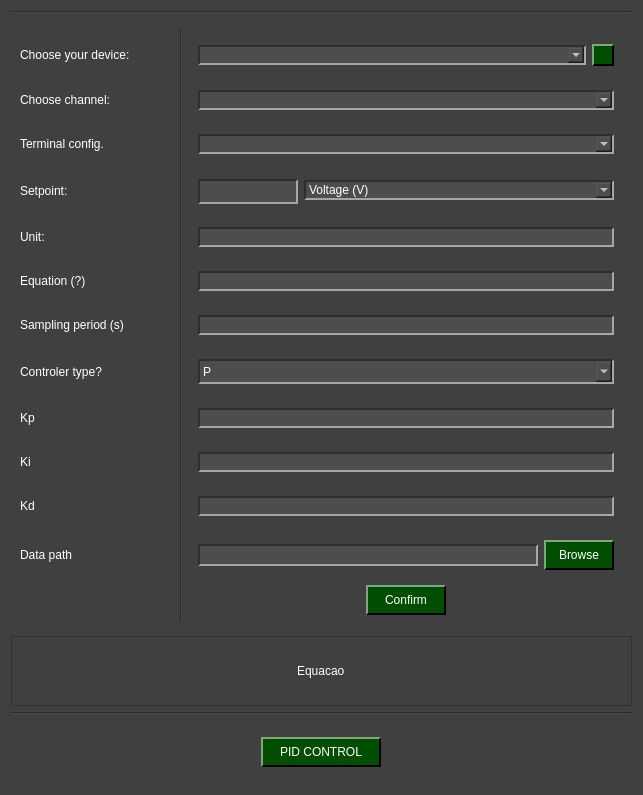
Above: pydaq/uis/PyDAQ_pid_control_NIDAQ_widget.ui from CayoRw/pydaq before the change. Below: the same form after it.
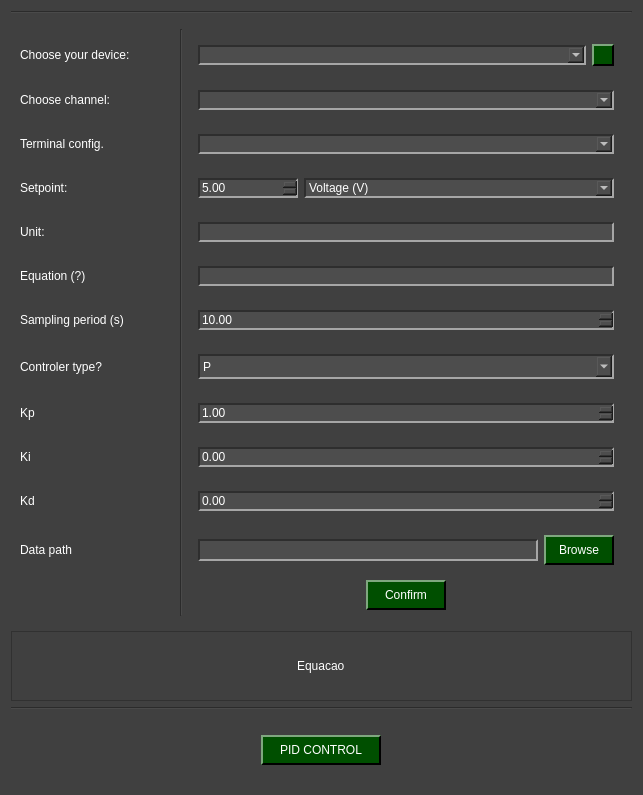
That is the form after the change. Icons and pictures are not drawn.

The edit to the form file:
```diff
--- a/pydaq/uis/PyDAQ_pid_control_NIDAQ_widget.ui
+++ b/pydaq/uis/PyDAQ_pid_control_NIDAQ_widget.ui
@@ -253,6 +253,56 @@
 	border: 2px solid rgb(255, 255, 255);
 }
 
+
+QDoubleSpinBox{
+	background-color: rgb(77, 77, 77);
+	
+	border-top: 1.5px solid rgb(46, 46, 46);
+	border-left: 1.5px solid rgb(46, 46, 46);
+
+	border-bottom: 1.5px solid rgb(166, 166, 166);
+	border-right: 1.5px solid rgb(166, 166, 166);
+}
+
+QDoubleSpinBox::up-button{
+    image: url(:/imgs/imgs/drop_up_arrow.png);
+	width: 11px;
+
+	background-color: rgb(0, 79, 0);
+	border-top: 1.5px solid rgb(127, 167, 127);
+	border-left: 1.5px solid rgb(127, 167, 127);
+
+	border-bottom: 1.5px solid rgb(0, 0, 0);
+	border-right: 1.5px solid rgb(0, 0, 0);
+}
+
+QDoubleSpinBox::up-button:pressed{
+	border: 2px solid rgb(255, 255, 255);
+}
+
+QDoubleSpinBox::up-button:hover{
+	background-color: rgb(0, 50, 0);
+}
+
+QDoubleSpinBox::down-button{
+    image: url(:/imgs/imgs/drop_down_arrow.png);
+	width: 11px;
+
+	background-color: rgb(0, 79, 0);
+	border-top: 1.5px solid rgb(127, 167, 127);
+	border-left: 1.5px solid rgb(127, 167, 127);
+
+	border-bottom: 1.5px solid rgb(0, 0, 0);
+	border-right: 1.5px solid rgb(0, 0, 0);
+}
+
+QDoubleSpinBox::down-button:pressed{
+	border: 2px solid rgb(255, 255, 255);
+}
+
+QDoubleSpinBox::down-button:hover{
+	background-color: rgb(0, 50, 0);
+}
 </string>
   </property>
   <layout class="QGridLayout" name="gridLayout">
@@ -308,24 +358,21 @@
        <widget class="QWidget" name="widget_setpoint" native="true">
         <layout class="QHBoxLayout" name="horizontalLayout_3">
          <item>
-          <widget class="QLineEdit" name="lineEdit_setpoint">
-           <property name="sizePolicy">
-            <sizepolicy hsizetype="Expanding" vsizetype="Fixed">
-             <horstretch>0</horstretch>
-             <verstretch>0</verstretch>
-            </sizepolicy>
-           </property>
-           <property name="minimumSize">
+          <widget class="QDoubleSpinBox" name="doubleSpinBox_setpoint">
+           <property name="maximumSize">
             <size>
              <width>100</width>
-             <height>25</height>
+             <height>16777215</height>
             </size>
            </property>
-           <property name="maximumSize">
-            <size>
-             <width>90</width>
-             <height>22</height>
-            </size>
+           <property name="maximum">
+            <double>9999999.000000000000000</double>
+           </property>
+           <property name="singleStep">
+            <double>0.100000000000000</double>
+           </property>
+           <property name="value">
+            <double>5.000000000000000</double>
            </property>
           </widget>
          </item>
@@ -408,12 +455,12 @@
        <widget class="QWidget" name="widget_ki" native="true">
         <layout class="QHBoxLayout" name="horizontalLayout_4">
          <item>
-          <widget class="QLineEdit" name="lineEdit_kd">
-           <property name="maximumSize">
-            <size>
-             <width>9999999</width>
-             <height>16777215</height>
-            </size>
+          <widget class="QDoubleSpinBox" name="doubleSpinBox_ki">
+           <property name="maximum">
+            <double>999999.000000000000000</double>
+           </property>
+           <property name="singleStep">
+            <double>0.100000000000000</double>
            </property>
           </widget>
          </item>
@@ -450,12 +497,15 @@
        <widget class="QWidget" name="widget_kp" native="true">
         <layout class="QHBoxLayout" name="horizontalLayout_6">
          <item>
-          <widget class="QLineEdit" name="lineEdit_kp">
-           <property name="maximumSize">
-            <size>
-             <width>9000000</width>
-             <height>16777215</height>
-            </size>
+          <widget class="QDoubleSpinBox" name="doubleSpinBox_kp">
+           <property name="maximum">
+            <double>999999.000000000000000</double>
+           </property>
+           <property name="singleStep">
+            <double>0.100000000000000</double>
+           </property>
+           <property name="value">
+            <double>1.000000000000000</double>
            </property>
           </widget>
          </item>
@@ -634,12 +684,15 @@
        <widget class="QWidget" name="widget_period" native="true">
         <layout class="QHBoxLayout" name="horizontalLayout_8">
          <item>
-          <widget class="QLineEdit" name="lineEdit_period">
-           <property name="maximumSize">
-            <size>
-             <width>9000000</width>
-             <height>16777215</height>
-            </size>
+          <widget class="QDoubleSpinBox" name="doubleSpinBox_period">
+           <property name="maximum">
+            <double>9999999.000000000000000</double>
+           </property>
+           <property name="singleStep">
+            <double>0.100000000000000</double>
+           </property>
+           <property name="value">
+            <double>10.000000000000000</double>
            </property>
           </widget>
          </item>
@@ -672,12 +725,12 @@
        <widget class="QWidget" name="widget_kd" native="true">
         <layout class="QHBoxLayout" name="horizontalLayout_5">
          <item>
-          <widget class="QLineEdit" name="lineEdit_ki">
-           <property name="maximumSize">
-            <size>
-             <width>9000000</width>
-             <height>16777215</height>
-            </size>
+          <widget class="QDoubleSpinBox" name="doubleSpinBox_kd">
+           <property name="maximum">
+            <double>9999999.000000000000000</double>
+           </property>
+           <property name="singleStep">
+            <double>0.100000000000000</double>
            </property>
           </widget>
          </item>
```
Left out of the diff: 6 changed lines with no effect on the pictures.
